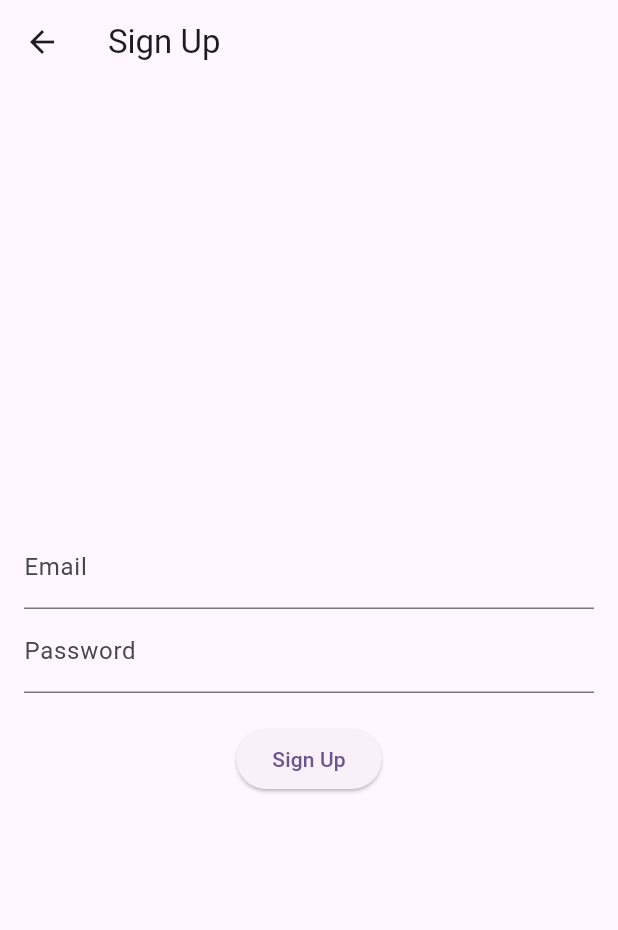
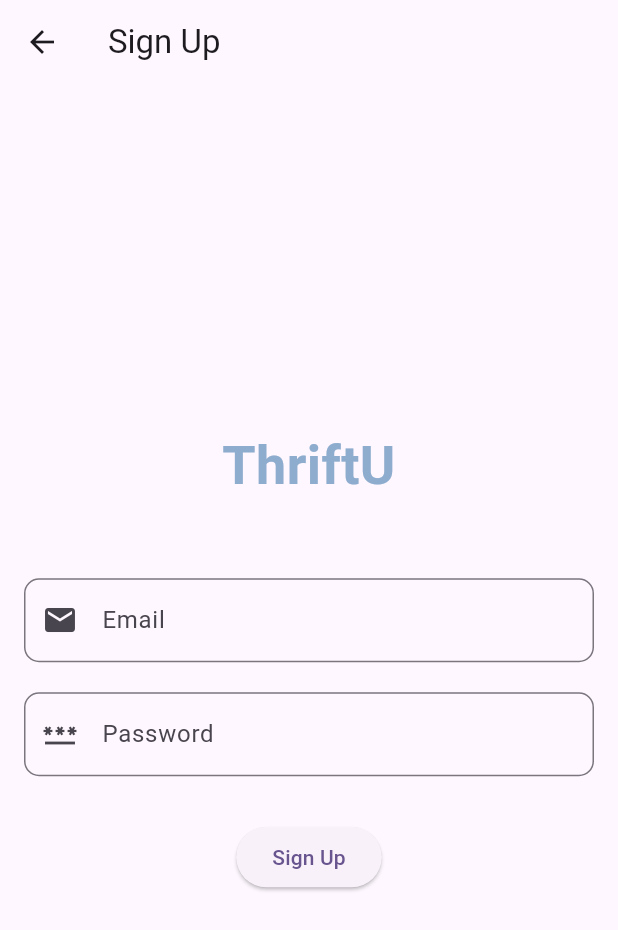
Before and after one commit to HarrisonPW/ThriftU, a Flutter app: the screen it shows after launch, after a tap on an icon or button, on a phone screen of 412 x 824 dp. Shown: the top 930 px of the screen. Run offline on Flutter 3.47's test engine with Material 3 defaults, Android fonts, the phone set to English and light mode, and no system bars; network calls fail.

Commit message:
changed the UI for login and signup

```diff
--- a/ThriftU/lib/login_page.dart
+++ b/ThriftU/lib/login_page.dart
@@ -37,21 +37,49 @@ class _LoginPageState extends State<LoginPage> {
   Widget build(BuildContext context) {
     return Scaffold(
       appBar: AppBar(title: const Text('Login')),
-      body: Padding(
-        padding: const EdgeInsets.all(16.0),
+      body: Column(
+        mainAxisAlignment: MainAxisAlignment.center,
+        crossAxisAlignment: CrossAxisAlignment.center,
+        children: [
+          Text(
+            'ThriftU',
+            style: const TextStyle(
+              fontSize: 36,
+              fontWeight: FontWeight.bold,
+              color: Color(0xFF8EACCD),
+            ),
+            textAlign: TextAlign.center,
+          ),
+          const SizedBox(height: 60),
+          Padding(
+            padding: const EdgeInsets.symmetric(vertical: 30),
             child: Column(
-          mainAxisAlignment: MainAxisAlignment.center,
               children: [
                 TextField(
                   controller: _emailController,
-              decoration: const InputDecoration(labelText: 'Email'),
+                  decoration: InputDecoration(
+                    labelText: 'Email',
+                    prefixIcon: Icon(Icons.email),
+                    border: OutlineInputBorder(
+                      borderSide: BorderSide(color: Color(0xFFC4D7FF), width: 2.0),
+                      borderRadius: BorderRadius.circular(10.0),
                     ),
+                  ),
+                ),
+                const SizedBox(height: 20),
                 TextField(
                   controller: _passwordController,
-              decoration: const InputDecoration(labelText: 'Password'),
+                  decoration: InputDecoration(
+                    labelText: 'Password',
+                    prefixIcon: Icon(Icons.password),
+                    border: OutlineInputBorder(
+                      borderSide: BorderSide(color: Color(0xFFC4D7FF), width: 2.0),
+                      borderRadius: BorderRadius.circular(10.0),
+                    ),
+                  ),
                   obscureText: true,
                 ),
-            const SizedBox(height: 20),
+                const SizedBox(height: 50),
                 ElevatedButton(
                   onPressed: loginUser,
                   child: const Text('Login'),
@@ -62,8 +90,10 @@ class _LoginPageState extends State<LoginPage> {
                   },
                   child: const Text('Don\'t have an account? Sign Up'),
                 ),
+              ]
+            )
+          )
         ],
-        ),
       ),
     );
   }
--- a/ThriftU/lib/signup_page.dart
+++ b/ThriftU/lib/signup_page.dart
@@ -45,16 +45,39 @@ class _SignupPageState extends State<SignupPage> {
         child: Column(
           mainAxisAlignment: MainAxisAlignment.center,
           children: [
+            Text(
+              'ThriftU',
+              style: const TextStyle(
+                fontSize: 36,
+                fontWeight: FontWeight.bold,
+                color: Color(0xFF8EACCD), // Change color if needed
+              ),
+              textAlign: TextAlign.center, // Center the text
+            ),
+            const SizedBox(height: 50),
             TextField(
               controller: _emailController,
-              decoration: const InputDecoration(labelText: 'Email'),
+              decoration: InputDecoration(
+                labelText: 'Email',
+                prefixIcon: Icon(Icons.email),
+                border: OutlineInputBorder(
+                  borderRadius: BorderRadius.circular(10.0), // Rounded corners
+                ),
+              ),
             ),
+            const SizedBox(height: 20),
             TextField(
               controller: _passwordController,
-              decoration: const InputDecoration(labelText: 'Password'),
+              decoration: InputDecoration(
+                labelText: 'Password',
+                prefixIcon: Icon(Icons.password),
+                border: OutlineInputBorder(
+                  borderRadius: BorderRadius.circular(10.0), // Rounded corners
+                ),
+              ),
               obscureText: true,
             ),
-            const SizedBox(height: 20),
+            const SizedBox(height: 30),
             ElevatedButton(
               onPressed: signupUser,
               child: const Text('Sign Up'),
```
Lines whose indentation alone changed are shown as unchanged.
